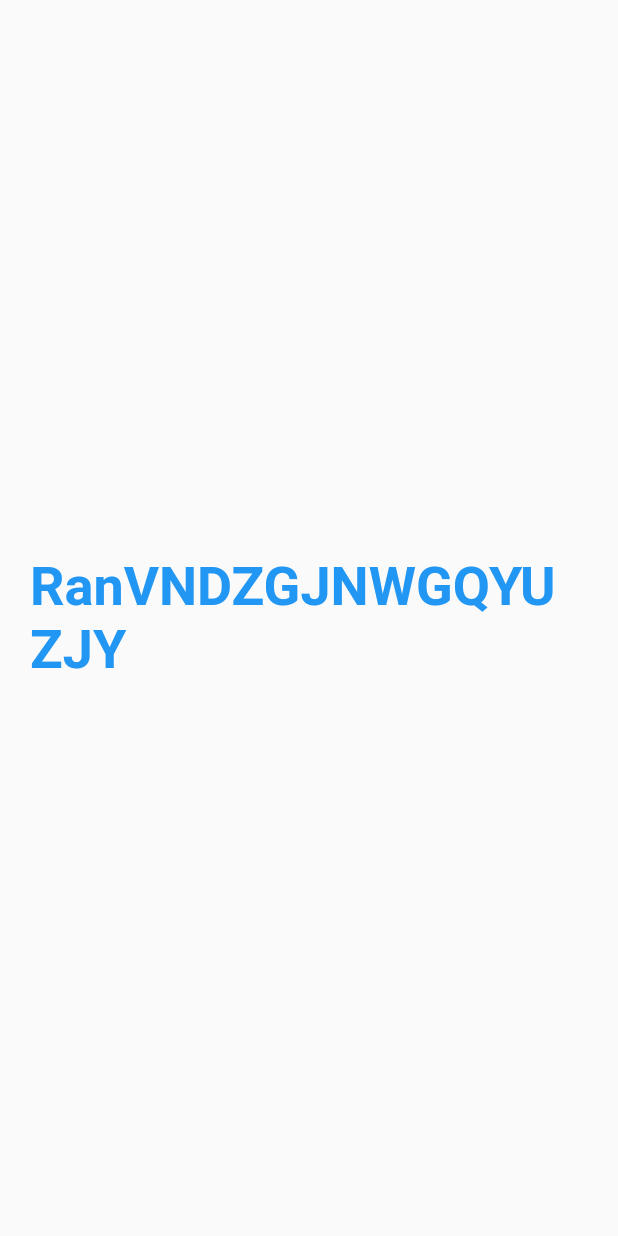
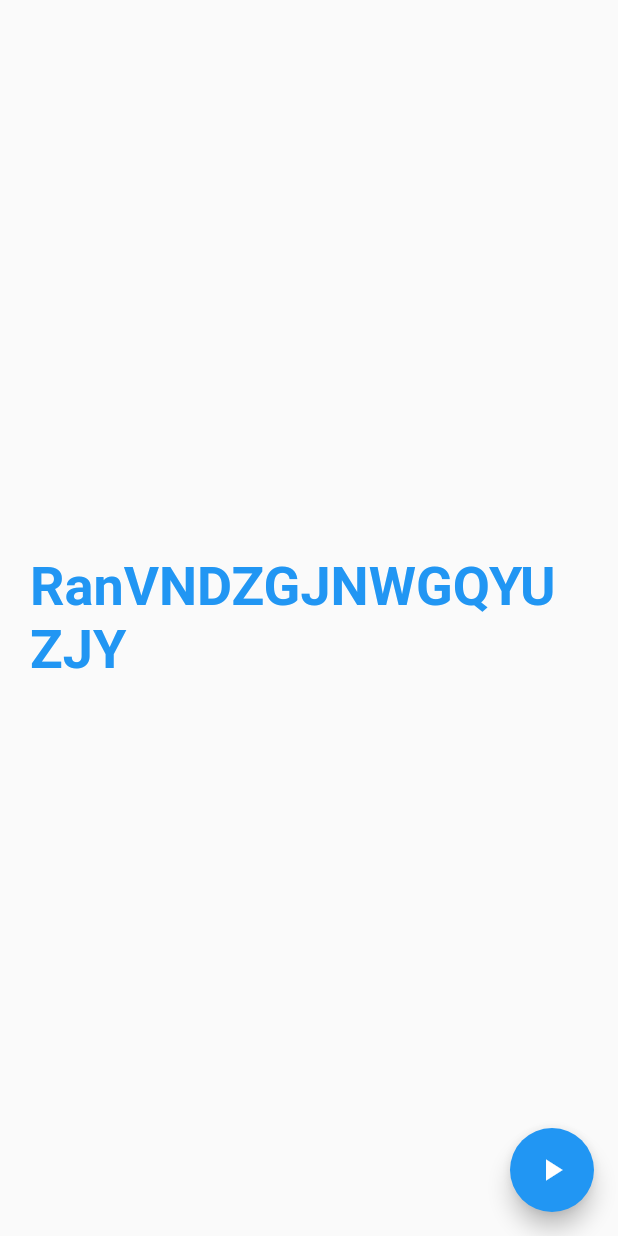
Before and after one commit to foxtrotravi/random_text_reveal, a Flutter app: the first screen one second after launch, on a phone screen of 412 x 824 dp. Run offline on Flutter 3.47's test engine with Material 2 defaults, Android fonts, the phone set to English and light mode, and no system bars.

Commit message:
Add an option to play animation explicitly

```diff
--- a/example/lib/main.dart
+++ b/example/lib/main.dart
@@ -2,6 +2,8 @@ import 'package:flutter/material.dart';
 
 // OUR PACKAGE
 import 'package:random_text_reveal/random_text_reveal.dart';
+
+final GlobalKey<RandomTextRevealState> globalKey = GlobalKey();
 
 void main() => runApp(const MyApp());
 
@@ -25,12 +27,19 @@ class MyApp extends StatelessWidget {
         body: Container(
           padding: const EdgeInsets.all(20),
           alignment: Alignment.centerLeft,
-          child: const RandomTextReveal(
+          child: RandomTextReveal(
+            key: globalKey,
             text: 'Random Text Reveal',
-            duration: Duration(seconds: 2),
+            duration: const Duration(seconds: 2),
             style: textStyle,
             curve: Curves.easeIn,
           ),
+        ),
+        floatingActionButton: FloatingActionButton(
+          child: const Icon(Icons.play_arrow),
+          onPressed: () {
+            globalKey.currentState?.play();
+          },
         ),
       ),
     );
--- a/lib/random_text_reveal.dart
+++ b/lib/random_text_reveal.dart
@@ -69,10 +69,10 @@ class RandomTextReveal extends StatefulWidget {
   final String? semanticsLabel;
 
   @override
-  State<RandomTextReveal> createState() => _RandomTextRevealState();
+  State<RandomTextReveal> createState() => RandomTextRevealState();
 }
 
-class _RandomTextRevealState extends State<RandomTextReveal>
+class RandomTextRevealState extends State<RandomTextReveal>
     with TickerProviderStateMixin {
   late AnimationController _controller;
   late Animation<double> _animation;
@@ -101,7 +101,7 @@ class _RandomTextRevealState extends State<RandomTextReveal>
         setState(() {});
       });
 
-    _controller.forward();
+    play();
   }
 
   @override
@@ -138,4 +138,8 @@ class _RandomTextRevealState extends State<RandomTextReveal>
 
     return '$substring${randomString.toString()}';
   }
+
+  void play({double from = 0}) {
+    _controller.forward(from: from);
+  }
 }
--- a/pubspec.yaml
+++ b/pubspec.yaml
@@ -1,6 +1,6 @@
 name: random_text_reveal
 description: A text animation package with random text reveal effect where the text reveals itself letter by letter (used mostly in movies)
-version: 0.0.2
+version: 0.0.3
 homepage: https://github.com/foxtrotravi/random_text_reveal
 
 environment:
```
Also changed, not shown: example/pubspec.lock, 1 other file.
